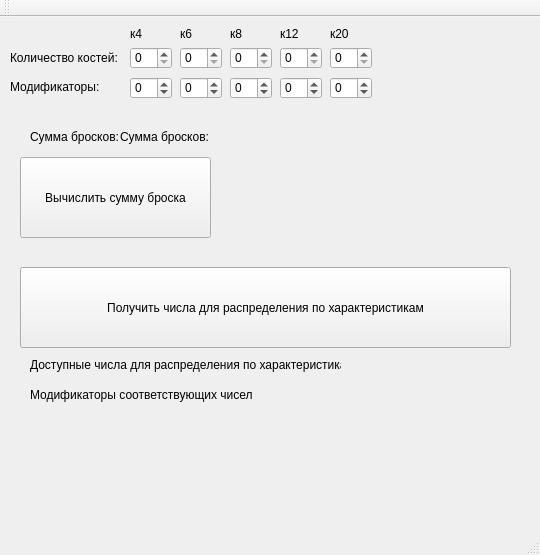
Before: the Qt Designer form MainWindow.ui in Skifsang/Diceolator, drawn with Qt 5.
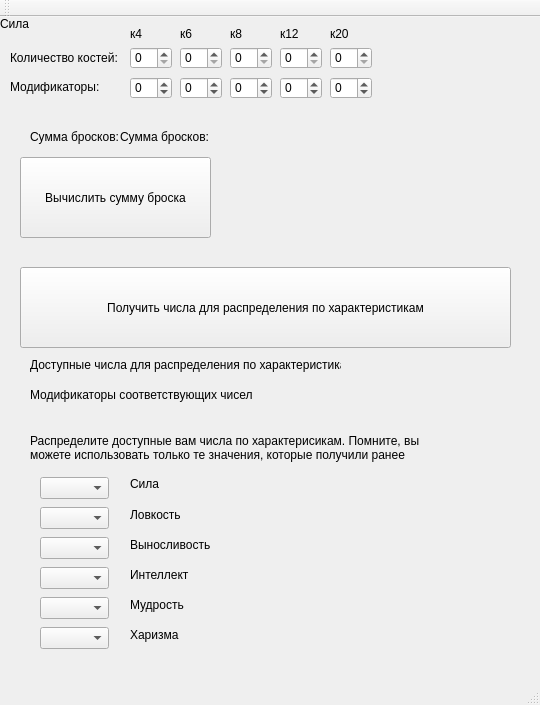
After: the same form once the commit is applied.

Commit message: another part of D&D mechanics

Patch:
```diff
--- a/MainWindow.ui
+++ b/MainWindow.ui
@@ -7,7 +7,7 @@
     <x>0</x>
     <y>0</y>
     <width>540</width>
-    <height>555</height>
+    <height>705</height>
    </rect>
   </property>
   <property name="windowTitle">
@@ -478,6 +478,179 @@
      <string>Модификаторы соответствующих чисел</string>
     </property>
    </widget>
+   <widget class="QLabel" name="label_9">
+    <property name="geometry">
+     <rect>
+      <x>30</x>
+      <y>410</y>
+      <width>421</width>
+      <height>41</height>
+     </rect>
+    </property>
+    <property name="text">
+     <string>Распределите доступные вам числа по характерисикам. Помните, вы можете использовать только те значения, которые получили ранее</string>
+    </property>
+    <property name="textFormat">
+     <enum>Qt::AutoText</enum>
+    </property>
+    <property name="scaledContents">
+     <bool>false</bool>
+    </property>
+    <property name="wordWrap">
+     <bool>true</bool>
+    </property>
+   </widget>
+   <widget class="QLabel" name="label_10">
+    <property name="geometry">
+     <rect>
+      <x>130</x>
+      <y>460</y>
+      <width>46</width>
+      <height>13</height>
+     </rect>
+    </property>
+    <property name="text">
+     <string>Сила</string>
+    </property>
+   </widget>
+   <widget class="QLabel" name="label_11">
+    <property name="geometry">
+     <rect>
+      <x>130</x>
+      <y>490</y>
+      <width>51</width>
+      <height>16</height>
+     </rect>
+    </property>
+    <property name="text">
+     <string>Ловкость</string>
+    </property>
+   </widget>
+   <widget class="QLabel" name="label_12">
+    <property name="geometry">
+     <rect>
+      <x>0</x>
+      <y>0</y>
+      <width>46</width>
+      <height>13</height>
+     </rect>
+    </property>
+    <property name="text">
+     <string>Сила</string>
+    </property>
+   </widget>
+   <widget class="QLabel" name="label_13">
+    <property name="geometry">
+     <rect>
+      <x>130</x>
+      <y>520</y>
+      <width>81</width>
+      <height>16</height>
+     </rect>
+    </property>
+    <property name="text">
+     <string>Выносливость</string>
+    </property>
+   </widget>
+   <widget class="QLabel" name="label_14">
+    <property name="geometry">
+     <rect>
+      <x>130</x>
+      <y>550</y>
+      <width>81</width>
+      <height>16</height>
+     </rect>
+    </property>
+    <property name="text">
+     <string>Интеллект</string>
+    </property>
+   </widget>
+   <widget class="QLabel" name="label_15">
+    <property name="geometry">
+     <rect>
+      <x>130</x>
+      <y>580</y>
+      <width>81</width>
+      <height>16</height>
+     </rect>
+    </property>
+    <property name="text">
+     <string>Мудрость</string>
+    </property>
+   </widget>
+   <widget class="QLabel" name="label_16">
+    <property name="geometry">
+     <rect>
+      <x>130</x>
+      <y>610</y>
+      <width>81</width>
+      <height>16</height>
+     </rect>
+    </property>
+    <property name="text">
+     <string>Харизма</string>
+    </property>
+   </widget>
+   <widget class="QComboBox" name="comboBoxStrength">
+    <property name="geometry">
+     <rect>
+      <x>40</x>
+      <y>460</y>
+      <width>69</width>
+      <height>22</height>
+     </rect>
+    </property>
+   </widget>
+   <widget class="QComboBox" name="comboBoxDexterity">
+    <property name="geometry">
+     <rect>
+      <x>40</x>
+      <y>490</y>
+      <width>69</width>
+      <height>22</height>
+     </rect>
+    </property>
+   </widget>
+   <widget class="QComboBox" name="comboBoxIntelligence">
+    <property name="geometry">
+     <rect>
+      <x>40</x>
+      <y>550</y>
+      <width>69</width>
+      <height>22</height>
+     </rect>
+    </property>
+   </widget>
+   <widget class="QComboBox" name="comboBoxConstitution">
+    <property name="geometry">
+     <rect>
+      <x>40</x>
+      <y>520</y>
+      <width>69</width>
+      <height>22</height>
+     </rect>
+    </property>
+   </widget>
+   <widget class="QComboBox" name="comboBoxWisdom">
+    <property name="geometry">
+     <rect>
+      <x>40</x>
+      <y>580</y>
+      <width>69</width>
+      <height>22</height>
+     </rect>
+    </property>
+   </widget>
+   <widget class="QComboBox" name="comboBoxCharisma">
+    <property name="geometry">
+     <rect>
+      <x>40</x>
+      <y>610</y>
+      <width>69</width>
+      <height>22</height>
+     </rect>
+    </property>
+   </widget>
   </widget>
   <widget class="QMenuBar" name="menuBar">
    <property name="geometry">
```
Left out of the diff: 10 changed lines with no effect on the pictures. The commit also changes 2 other files.
